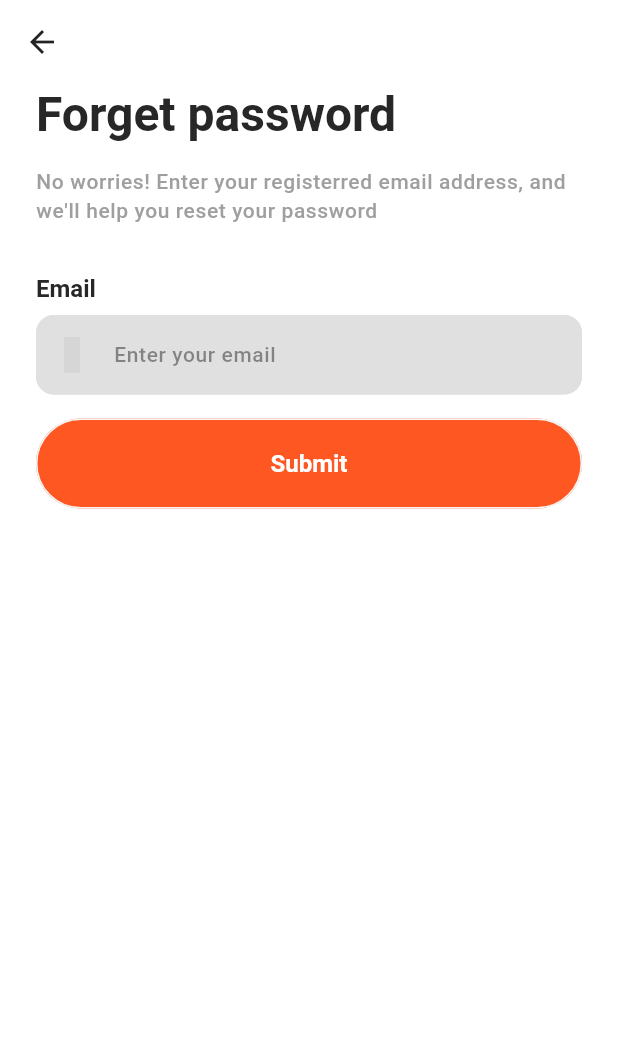
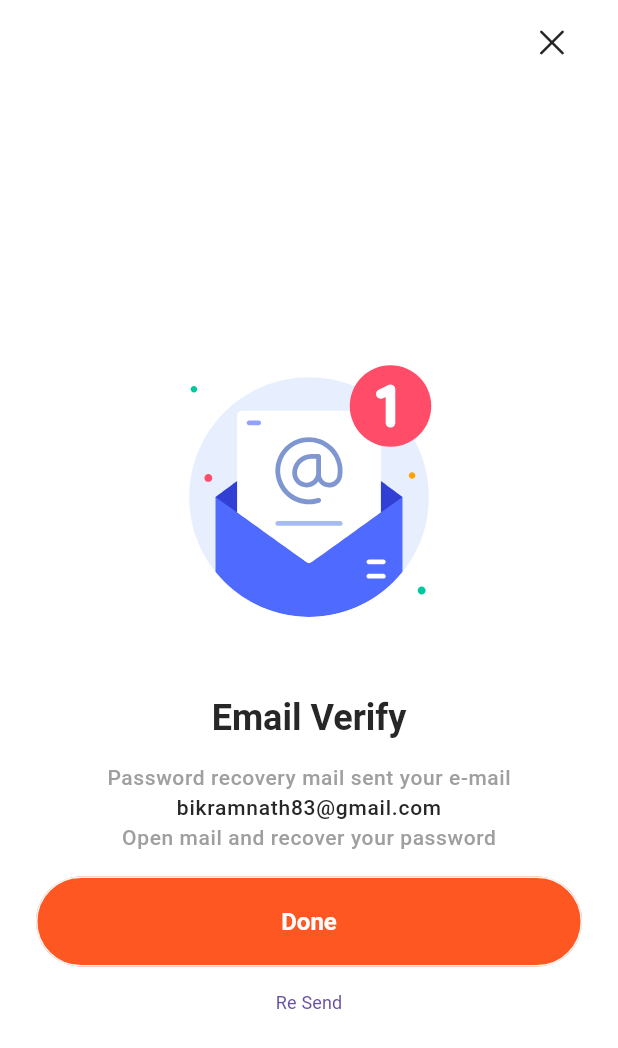
Before and after one commit to bikram-chandra-debnath/Fast-Food, a Flutter app: the ForgetPasswordScreen screen opened directly, after a tap on "Submit", on a phone screen of 412 x 824 dp. Shown: the top 1048 px of the screen. Run offline on Flutter 3.47's test engine with Material 3 defaults, Android fonts, the light colour scheme and no system bars; our stand-ins replace get, iconsax, lottie, smooth_page_indicator; Roboto replaces fonts that are missing (Nunito); grey boxes are pictures that could not be loaded.

Commit message:
add verify password screen

```diff
--- a/lib/feature/authenticaton/screen/forget_password/forget_password_screen.dart
+++ b/lib/feature/authenticaton/screen/forget_password/forget_password_screen.dart
@@ -1,9 +1,11 @@
 import 'package:fast_food/common/buttons/app_elevated_button.dart';
 import 'package:fast_food/common/widgets/app_input_filed.dart';
 import 'package:fast_food/common/widgets/login&signup/authentication_title_and_subtitle.dart';
+import 'package:fast_food/feature/authenticaton/screen/forget_password/verify_email.dart';
 import 'package:fast_food/utlis/constrant/app_size.dart';
 import 'package:fast_food/utlis/constrant/app_text.dart';
 import 'package:flutter/material.dart';
+import 'package:get/get.dart';
 import 'package:iconsax/iconsax.dart';
 
 class ForgetPasswordScreen extends StatelessWidget {
@@ -28,7 +30,12 @@ class ForgetPasswordScreen extends StatelessWidget {
               prefixIcon: Icon(Iconsax.direct_right),
             ),
             SizedBox(height: AppSizes.spaceBtwItems),
-            AppElevatedButton(onPressed: () {}, child: Text(AppText.submit)),
+            AppElevatedButton(
+              onPressed: () {
+                Get.to(VerifyEmail());
+              },
+              child: Text(AppText.submit),
+            ),
           ],
         ),
       ),
--- /dev/null
+++ b/lib/feature/authenticaton/screen/forget_password/verify_email.dart
@@ -0,0 +1,77 @@
+import 'package:fast_food/common/buttons/app_elevated_button.dart';
+import 'package:fast_food/common/widgets/app_subtitle.dart';
+import 'package:fast_food/common/widgets/app_title.dart';
+import 'package:fast_food/feature/authenticaton/screen/login/login_screen.dart';
+import 'package:fast_food/utlis/constrant/app_image.dart';
+import 'package:fast_food/utlis/constrant/app_size.dart';
+import 'package:fast_food/utlis/constrant/app_text.dart';
+import 'package:fast_food/utlis/helper/device_helper.dart';
+import 'package:flutter/cupertino.dart';
+import 'package:flutter/material.dart';
+import 'package:get/get.dart';
+import 'package:lottie/lottie.dart';
+
+class VerifyEmail extends StatelessWidget {
+  const VerifyEmail({super.key});
+
+  @override
+  Widget build(BuildContext context) {
+    return Scaffold(
+      appBar: AppBar(
+        automaticallyImplyLeading: false,
+        actions: [
+          IconButton(
+            onPressed: () {
+              Get.offAll(LoginScreen());
+            },
+            icon: Padding(
+              padding: const EdgeInsets.only(right: AppSizes.defaultSpace),
+              child: Icon(CupertinoIcons.clear),
+            ),
+          ),
+        ],
+      ),
+
+      body: Padding(
+        padding: EdgeInsets.symmetric(horizontal: AppSizes.defaultSpace),
+        child: Column(
+          mainAxisAlignment: MainAxisAlignment.center,
+          children: [
+            // images
+            Row(
+              mainAxisAlignment: MainAxisAlignment.center,
+              children: [
+                Lottie.asset(
+                  AppImage.verifyEmail,
+                  height: DeviceHelper.getScreenHeight(context) / 3,
+                ),
+              ],
+            ),
+
+            // title
+            AppTitle(
+              title: AppText.emailVerify,
+              style: Theme.of(context).textTheme.headlineMedium!.copyWith(),
+            ),
+            SizedBox(height: AppSizes.spaceBtwItems,),
+
+            //subtitle
+            AppSubTitle(subTitle: AppText.sendEmail),
+            Text(
+              "bikramnath83@gmail.com",
+              style: Theme.of(context).textTheme.bodyLarge,
+            ),
+            AppSubTitle(subTitle: AppText.openMail),
+
+
+            SizedBox(height: AppSizes.spaceBtwItems,),
+
+            // buttons
+            AppElevatedButton(onPressed: ()=> Get.offAll(LoginScreen()), child: Text(AppText.done)),
+            TextButton(onPressed: () {}, child: Text(AppText.reSend)),
+          ],
+        ),
+      ),
+    );
+  }
+}
--- a/lib/utlis/constrant/app_image.dart
+++ b/lib/utlis/constrant/app_image.dart
@@ -13,5 +13,10 @@ static const String apple = "assets/icon/apple-logo.png";
 static const String facebook = "assets/icon/facebook.png";
 
 
+// animations
+
+static const String verifyEmail ="assets/animations/verify_email.json";
+
+
 
 }
--- a/lib/utlis/constrant/app_text.dart
+++ b/lib/utlis/constrant/app_text.dart
@@ -61,6 +61,10 @@ static const String alreadyHave= "Already have account? ";
 static const String forgetTitle ="Forget password";
 static const String forgetSubtitle ="No worries! Enter your registerred email address, and we'll help you reset your password";
 static const String submit = "Submit";
-
+static const String emailVerify = "Email Verify";
+static const String sendEmail = "Password recovery mail sent your e-mail";
+static const String openMail = "Open mail and recover your password";
+static const String done = "Done";
+static const String reSend = "Re Send";
 
 }
--- a/pubspec.yaml
+++ b/pubspec.yaml
@@ -37,6 +37,7 @@ dependencies:
   smooth_page_indicator: ^1.2.1
   get: ^4.7.2
   iconsax: ^0.0.8
+  lottie: ^3.3.1
 
 dev_dependencies:
   flutter_test:
@@ -64,6 +65,7 @@ flutter:
   assets:
     - assets/onboarding/
     - assets/icon/
+    - assets/animations/
 
   # An image asset can refer to one or more resolution-specific "variants", see
   # https://flutter.dev/to/resolution-aware-images
```
Also changed, not shown: assets/animations/verify_email.json (added, +1 -0 lines), pubspec.lock.
